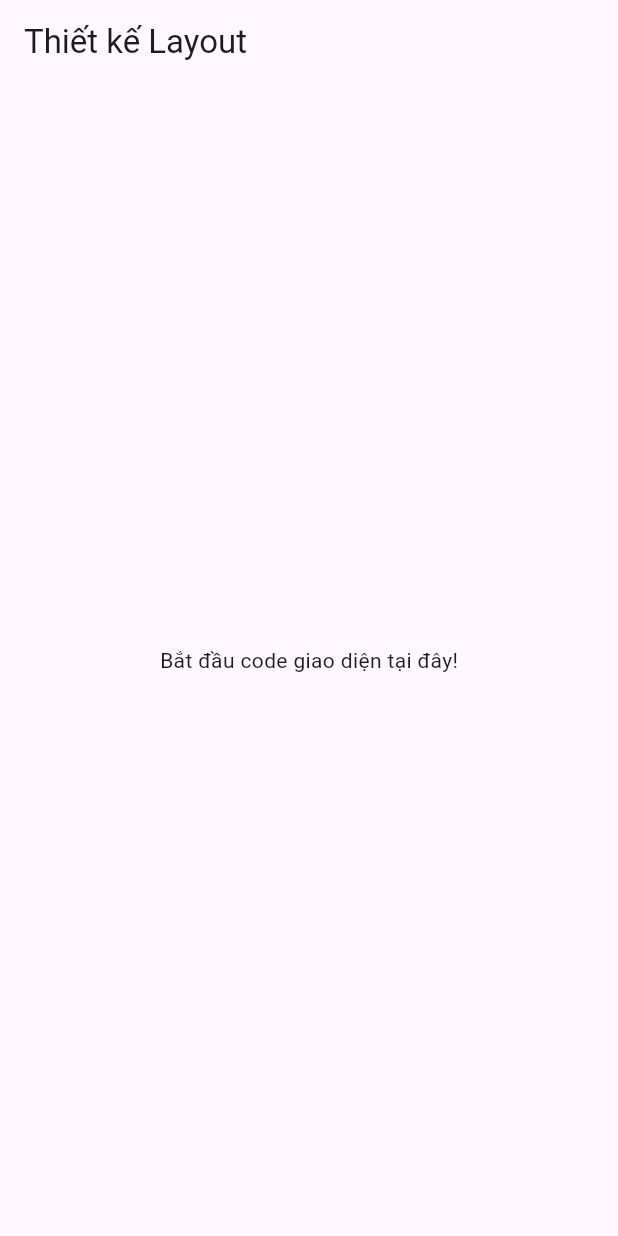
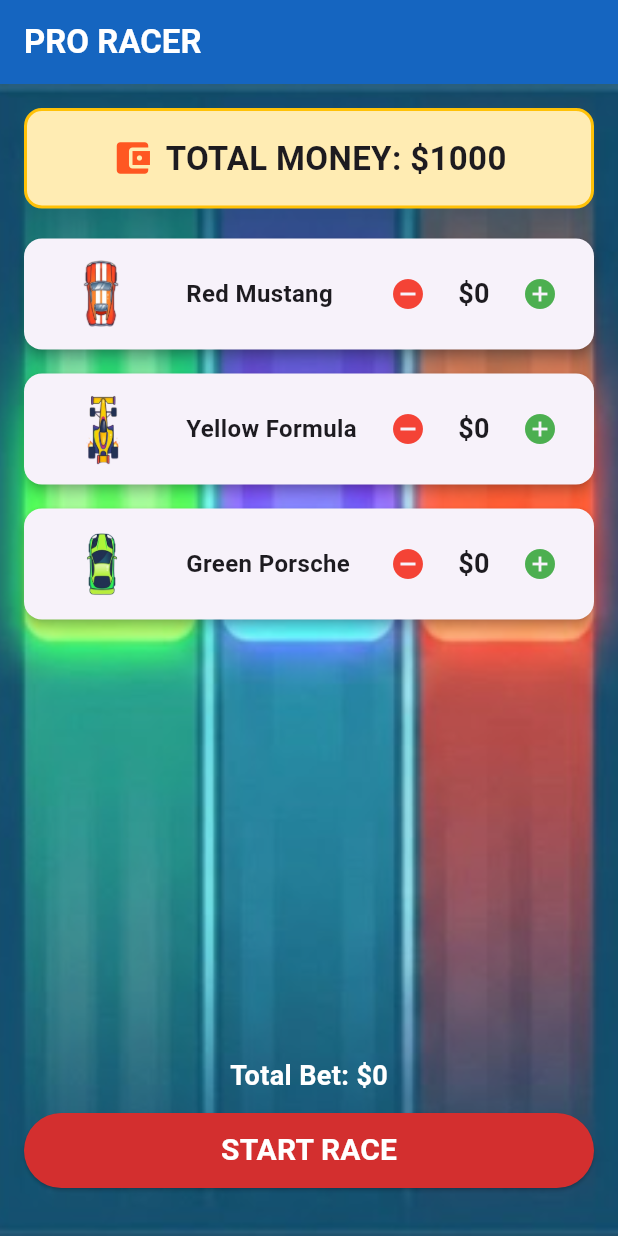
Before and after one commit to CodeCafeChillBoys/MiniProject_PRM, a Flutter app: the screen it shows after launch, on a phone screen of 412 x 824 dp. Run offline on Flutter 3.47's test engine with Material 3 defaults, Android fonts, the phone set to English and light mode, and no system bars.

Commit message:
layout HomePage and Racing Page

```diff
--- a/lib/main.dart
+++ b/lib/main.dart
@@ -1,4 +1,5 @@
 import 'package:flutter/material.dart';
+import 'screens/home_screen.dart';
 
 void main() {
   runApp(const MyApp());
@@ -15,23 +16,7 @@ class MyApp extends StatelessWidget {
       theme: ThemeData(
         primarySwatch: Colors.blue,
       ),
-      home: const MyLayoutScreen(), // Gọi trang giao diện của bạn ở đây
+      home: const HomeScreen(), // Gọi trang giao diện của bạn ở đây
     );
   }
 }
-
-class MyLayoutScreen extends StatelessWidget {
-  const MyLayoutScreen({super.key});
-
-  @override
-  Widget build(BuildContext context) {
-    return Scaffold(
-      appBar: AppBar(
-        title: const Text('Thiết kế Layout'),
-      ),
-      body: const Center(
-        child: Text('Bắt đầu code giao diện tại đây!'),
-      ),
-    );
-  }
-}
--- /dev/null
+++ b/lib/models/racer.dart
@@ -0,0 +1,15 @@
+class Racer {
+  final int id;
+  final String name;
+  final String assetPath;
+  int betAmount;
+  int timeToFinish; // Tính bằng milli-giây (milliseconds)
+
+  Racer({
+    required this.id,
+    required this.name,
+    required this.assetPath,
+    this.betAmount = 0,
+    this.timeToFinish = 0,
+  });
+}
--- a/lib/screens/home_screen.dart
+++ b/lib/screens/home_screen.dart
@@ -0,0 +1,188 @@
+import 'package:flutter/material.dart';
+import '../models/racer.dart';
+import 'race_screen.dart';
+
+class HomeScreen extends StatefulWidget {
+  const HomeScreen({super.key});
+
+  @override
+  State<HomeScreen> createState() => _HomeScreenState();
+}
+
+class _HomeScreenState extends State<HomeScreen> {
+  int totalMoney = 1000;
+
+  List<Racer> racers = [
+    Racer(id: 1, name: 'Red Mustang', assetPath: 'assets/images/xe1.png'),
+    Racer(id: 2, name: 'Yellow Formula', assetPath: 'assets/images/xe2.png'),
+    Racer(id: 3, name: 'Green Porsche', assetPath: 'assets/images/xe3.png'),
+  ];
+
+  void _increaseBet(Racer racer) {
+    setState(() {
+      racer.betAmount += 10;
+    });
+  }
+
+  void _decreaseBet(Racer racer) {
+    if (racer.betAmount >= 10) {
+      setState(() {
+        racer.betAmount -= 10;
+      });
+    }
+  }
+
+  int get _totalBet {
+    return racers.fold(0, (sum, item) => sum + item.betAmount);
+  }
+
+  void _startRace() {
+    int currentTotalBet = _totalBet;
+
+    if (currentTotalBet == 0) {
+      ScaffoldMessenger.of(context).showSnackBar(
+        const SnackBar(content: Text('Vui lòng đặt cược trước khi đua!')),
+      );
+      return;
+    }
+
+    if (currentTotalBet > totalMoney) {
+      ScaffoldMessenger.of(context).showSnackBar(
+        const SnackBar(content: Text('Tổng cược không được vượt quá số tiền hiện có!')),
+      );
+      return;
+    }
+
+    // Chuyển sang màn hình đua, truyền danh sách xe và tổng tiền sang
+    Navigator.push(
+      context,
+      MaterialPageRoute(
+        builder: (context) => RaceScreen(racers: racers, totalMoney: totalMoney),
+      ),
+    );
+  }
+
+  @override
+  Widget build(BuildContext context) {
+    return Scaffold(
+      appBar: AppBar(
+        title: const Text('PRO RACER', style: TextStyle(fontWeight: FontWeight.bold)),
+        backgroundColor: Colors.blue[800],
+        foregroundColor: Colors.white,
+      ),
+      body: Container(
+        decoration: const BoxDecoration(
+          image: DecorationImage(
+            image: AssetImage('assets/images/background.png'),
+            fit: BoxFit.cover,
+          ),
+        ),
+        child: Padding(
+          padding: const EdgeInsets.all(16.0),
+          child: Column(
+          children: [
+            // Ô hiển thị tổng tiền
+            Container(
+              padding: const EdgeInsets.all(16),
+              decoration: BoxDecoration(
+                color: Colors.amber[100],
+                borderRadius: BorderRadius.circular(12),
+                border: Border.all(color: Colors.amber, width: 2),
+              ),
+              child: Row(
+                mainAxisAlignment: MainAxisAlignment.center,
+                children: [
+                  const Icon(Icons.account_balance_wallet, size: 28, color: Colors.deepOrange),
+                  const SizedBox(width: 8),
+                  Text(
+                    'TOTAL MONEY: \$$totalMoney',
+                    style: const TextStyle(fontSize: 22, fontWeight: FontWeight.bold),
+                  ),
+                ],
+              ),
+            ),
+            const SizedBox(height: 20),
+
+            // Danh sách 3 xe để cá cược
+            Expanded(
+              child: ListView.builder(
+                itemCount: racers.length,
+                itemBuilder: (context, index) {
+                  final racer = racers[index];
+                  return Card(
+                    margin: const EdgeInsets.only(bottom: 16),
+                    elevation: 3,
+                    child: Padding(
+                      padding: const EdgeInsets.all(12.0),
+                      child: Row(
+                        children: [
+                          Image.asset(racer.assetPath, width: 80, height: 50, fit: BoxFit.contain),
+                          const SizedBox(width: 16),
+                          Expanded(
+                            child: Text(racer.name, style: const TextStyle(fontSize: 16, fontWeight: FontWeight.bold)),
+                          ),
+                          // Ô nhập/chọn tiền cược
+                          Row(
+                            children: [
+                              IconButton(
+                                onPressed: () => _decreaseBet(racer),
+                                icon: const Icon(Icons.remove_circle, color: Colors.red),
+                              ),
+                              SizedBox(
+                                width: 40,
+                                child: Text(
+                                  '\$${racer.betAmount}',
+                                  textAlign: TextAlign.center,
+                                  style: const TextStyle(fontSize: 18, fontWeight: FontWeight.bold),
+                                ),
+                              ),
+                              IconButton(
+                                onPressed: () => _increaseBet(racer),
+                                icon: const Icon(Icons.add_circle, color: Colors.green),
+                              ),
+                            ],
+                          )
+                        ],
+                      ),
+                    ),
+                  );
+                },
+              ),
+            ),
+
+            // Khu vực tổng cược và Nút Start
+            Container(
+              padding: const EdgeInsets.symmetric(vertical: 16),
+              child: Column(
+                children: [
+                  Text(
+                    'Total Bet: \$$_totalBet',
+                    style: TextStyle(
+                      fontSize: 18,
+                      fontWeight: FontWeight.bold,
+                      color: _totalBet > totalMoney ? Colors.red : Colors.white,
+                    ),
+                  ),
+                  const SizedBox(height: 12),
+                  SizedBox(
+                    width: double.infinity,
+                    height: 50,
+                    child: ElevatedButton(
+                      onPressed: _startRace,
+                      style: ElevatedButton.styleFrom(
+                        backgroundColor: Colors.red[700],
+                        foregroundColor: Colors.white,
+                      ),
+                      child: const Text('START RACE', style: TextStyle(fontSize: 20, fontWeight: FontWeight.bold)),
+                    ),
+                  ),
+                ],
+              ),
+            )
+          ],
+        ),
+      ),
+    ), // Close the Container
+    );
+  }
+}
--- a/pubspec.yaml
+++ b/pubspec.yaml
@@ -56,7 +56,7 @@ flutter:
   # included with your application, so that you can use the icons in
   # the material Icons class.
   uses-material-design: true
-assets:
+  assets:
     - assets/images/
   # To add assets to your application, add an assets section, like this:
   # assets:
```
Also changed, not shown: lib/screens/race_screen.dart (added, +191 -0 lines), lib/widgets/moving_background.dart (added, +85 -0 lines), lib/widgets/top_bar.dart (added, +67 -0 lines), lib/models/user_model.dart (deleted), lib/screens/login_screen.dart (deleted), lib/utils/app_color.dart (deleted), lib/utils/app_style.dart (deleted), lib/widgets/custom_button.dart (deleted), lib/widgets/item_card.dart (deleted).
